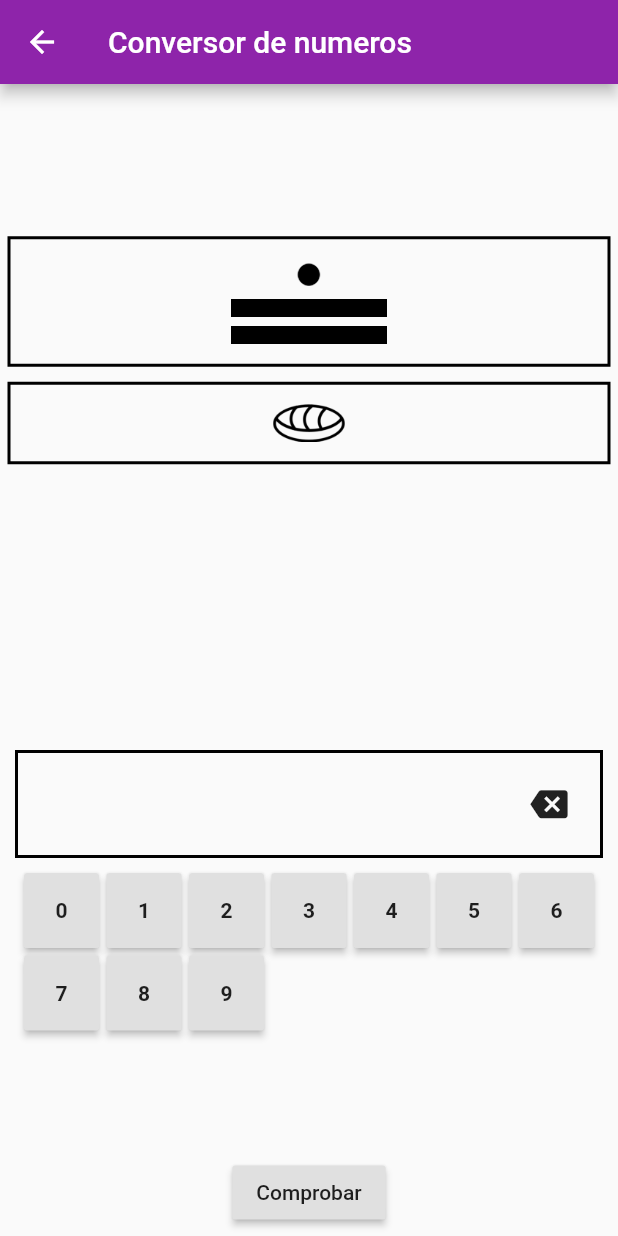
After one commit to Fiernando98/atinale_al_numero, a Flutter app: the PaginaJuego screen opened directly, after a tap on "Comprobar", on a phone screen of 412 x 824 dp. The commit adds this screen. Run offline on Flutter 3.47's test engine with Material 2 defaults, Android fonts, the phone set to English and light mode, and no system bars; missing offline and left inert: button3d.

```diff
--- /dev/null
+++ b/lib/luisflv/PaginaJuego.dart
@@ -0,0 +1,457 @@
+import 'dart:math';
+
+import 'package:flutter/cupertino.dart';
+import 'package:flutter/material.dart';
+import 'package:flutter/services.dart';
+
+class PaginaJuego extends StatefulWidget {
+  int numero;
+  bool esMaya;
+
+  PaginaJuego() {
+    numero = Random().nextInt(400);
+    esMaya = Random().nextBool();
+  }
+
+  @override
+  _PaginaJuegoState createState() => _PaginaJuegoState();
+}
+
+class _PaginaJuegoState extends State<PaginaJuego> {
+  List<int> respuestasArabigas = [];
+  int indiceMaya = 0;
+  List<List<int>> respuestasMayas = [[]];
+
+  Widget dialogoResultado(int resultado) {
+    return Center(
+      child: Material(
+        color: Colors.transparent,
+        child: Container(
+            margin: EdgeInsets.all(15.0),
+            padding: EdgeInsets.all(20.0),
+            decoration: ShapeDecoration(
+                color: resultado == widget.numero
+                    ? Colors.green[700]
+                    : Colors.red[500],
+                shape: RoundedRectangleBorder(
+                    borderRadius: BorderRadius.circular(20))),
+            child: Column(
+              mainAxisSize: MainAxisSize.min,
+              mainAxisAlignment: MainAxisAlignment.spaceEvenly,
+              children: <Widget>[
+                Container(
+                  margin: EdgeInsets.all(15),
+                  child: Text(
+                      "${resultado != widget.numero ? "$resultado / " : ""}${widget.numero}",
+                      style: TextStyle(
+                          color: Colors.white,
+                          fontStyle: FontStyle.italic,
+                          fontSize: 40)),
+                ),
+                Container(
+                  margin: EdgeInsets.only(bottom: 15),
+                  child: Text(
+                      "Respuesta ${resultado == widget.numero ? "Correcta" : "Incorrecta"}",
+                      style: TextStyle(
+                          color: Colors.white,
+                          fontStyle: FontStyle.italic,
+                          fontSize: 17)),
+                )
+              ],
+            )),
+      ),
+    );
+  }
+
+  @override
+  void initState() {
+    SystemChrome.setPreferredOrientations([DeviceOrientation.portraitUp]);
+    super.initState();
+  }
+
+  @override
+  void dispose() {
+    SystemChrome.setPreferredOrientations([
+      DeviceOrientation.portraitUp,
+      DeviceOrientation.landscapeLeft,
+      DeviceOrientation.landscapeRight
+    ]);
+    super.dispose();
+  }
+
+  Widget muestraNumerosMayas(List<List<int>> numerosMayas) {
+    List<Widget> widgetsList = [];
+    for (List<int> lista in numerosMayas) {
+      if (lista.isEmpty) return Container();
+      widgetsList.add(objetoNumerosMayas(lista));
+    }
+    return Column(
+      mainAxisAlignment: MainAxisAlignment.center,
+      children: widgetsList,
+    );
+  }
+
+  Widget objetoNumerosMayas(List<int> list) {
+    if (list.isEmpty) return Container();
+    List<Widget> lista = [];
+    if (list.contains(1)) {
+      List<Widget> rowsList = [];
+      list.where((element) => element == 1).toList().forEach((element) {
+        rowsList.add(Container(
+          margin: EdgeInsets.all(3),
+          child: Image.asset("assets/uno_maya.png",
+              height: 15, color: Colors.black),
+        ));
+      });
+      lista.add(Row(
+        mainAxisAlignment: MainAxisAlignment.center,
+        children: [
+          Container(
+            margin: EdgeInsets.all(3),
+            child: Row(
+              mainAxisSize: MainAxisSize.min,
+              children: rowsList,
+            ),
+          )
+        ],
+      ));
+    }
+    if (list.contains(5)) {
+      list.where((element) => element == 5).toList().forEach((element) {
+        lista.add(Row(
+          mainAxisAlignment: MainAxisAlignment.center,
+          children: [
+            Container(
+              margin: EdgeInsets.all(3),
+              child: Image.asset("assets/cinco_maya.png",
+                  height: 12, color: Colors.black),
+            )
+          ],
+        ));
+      });
+    }
+    if (list.contains(0)) {
+      lista.add(Row(
+        mainAxisAlignment: MainAxisAlignment.center,
+        children: [
+          Container(
+            margin: EdgeInsets.all(3),
+            child: Image.asset("assets/cero_maya.png",
+                height: 25, color: Colors.black),
+          )
+        ],
+      ));
+    }
+    return Container(
+      margin: EdgeInsets.all(5),
+      padding: EdgeInsets.all(10),
+      decoration:
+          BoxDecoration(border: Border.all(color: Colors.black, width: 2)),
+      child: Column(children: lista),
+    );
+  }
+
+  Widget _numeroSeleccionado() {
+    if (widget.esMaya) {
+      return Expanded(
+          flex: 2,
+          child: Center(
+            child: SingleChildScrollView(
+              child: muestraNumerosMayas(deArabigoAMaya(widget.numero)),
+            ),
+          ));
+    } else {
+      return Expanded(
+          flex: 1,
+          child: Center(
+            child: SingleChildScrollView(
+              child: Container(
+                margin: EdgeInsets.all(15),
+                child: Text(
+                  "${widget.numero}",
+                  style: TextStyle(fontSize: 50),
+                ),
+              ),
+            ),
+          ));
+    }
+  }
+
+  Widget imagenBoton(int numero) {
+    switch (numero) {
+      case 0:
+        return Image.asset("assets/cero_maya.png", color: Colors.black);
+      case 1:
+        return Image.asset("assets/uno_maya.png",
+            height: 25, color: Colors.black);
+      case 5:
+        return Image.asset("assets/cinco_maya.png", color: Colors.black);
+      default:
+        return Image.asset("assets/cero_maya.png", color: Colors.black);
+    }
+  }
+
+  Widget tecladoMaya() {
+    return Container(
+        margin: EdgeInsets.all(10),
+        child: Wrap(
+            spacing: 15,
+            runSpacing: 15,
+            children: [0, 1, 5].map((numero) {
+              return Container(
+                height: 80,
+                width: 80,
+                child: RaisedButton(
+                    onPressed: () {
+                      if (numero == 0 &&
+                          (respuestasMayas[indiceMaya].contains(0) ||
+                              respuestasMayas[indiceMaya].isNotEmpty)) return;
+                      Map map = Map<int, int>();
+                      if (numero == 1) {
+                        respuestasMayas[indiceMaya].forEach((x) =>
+                            map[x] = !map.containsKey(x) ? (1) : (map[x] + 1));
+                        if (map.containsKey(0) ||
+                            map.containsKey(1) && map[1] == 4) return;
+                      }
+                      if (numero == 5) {
+                        respuestasMayas[indiceMaya].forEach((x) =>
+                            map[x] = !map.containsKey(x) ? (1) : (map[x] + 1));
+                        if (map.containsKey(0) ||
+                            map.containsKey(5) && map[5] == 4) return;
+                      }
+                      setState(() {
+                        respuestasMayas[indiceMaya].add(numero);
+                      });
+                    },
+                    child: imagenBoton(numero)),
+              );
+            }).toList()));
+  }
+
+  Widget entradaMaya() {
+    return Container(
+      margin: EdgeInsets.only(bottom: 10),
+      child: Column(children: [
+        Column(
+          children: respuestasMayas.map((lista) {
+            return Row(
+              children: [
+                Expanded(
+                    child: Material(
+                  child: InkWell(
+                    child: Container(
+                      padding: EdgeInsets.all(20),
+                      decoration: BoxDecoration(
+                          border: Border.all(color: Colors.grey, width: 3),
+                          borderRadius: BorderRadius.circular(20),
+                          color: (respuestasMayas.indexOf(lista) == indiceMaya)
+                              ? Colors.grey
+                              : null),
+                      child: objetoNumerosMayas(lista),
+                    ),
+                    onTap: () {
+                      setState(() {
+                        indiceMaya = respuestasMayas.indexOf(lista);
+                      });
+                    },
+                  ),
+                  type: MaterialType.transparency,
+                )),
+                (respuestasMayas.indexOf(lista) == indiceMaya)
+                    ? IconButton(
+                        icon: Icon(Icons.backspace),
+                        onPressed: () {
+                          setState(() {
+                            lista.removeLast();
+                          });
+                        })
+                    : Container()
+              ],
+            );
+          }).toList()
+            ..insert(
+                0,
+                Row(
+                  mainAxisAlignment: MainAxisAlignment.center,
+                  children: [
+                    FloatingActionButton(
+                      onPressed: () {
+                        if (respuestasMayas.first.isNotEmpty) {
+                          setState(() {
+                            indiceMaya = 0;
+                            respuestasMayas.insert(0, []);
+                          });
+                        }
+                      },
+                      child: Icon(Icons.add),
+                    )
+                  ],
+                )),
+        ),
+        tecladoMaya()
+      ]),
+    );
+  }
+
+  Widget entradaArabiga() {
+    return Column(
+      children: [cuadroTextoArabiga(), tecladoArabigo()],
+    );
+  }
+
+  Widget cuadroTextoArabiga() {
+    return Container(
+      margin: EdgeInsets.all(10),
+      padding: EdgeInsets.all(10),
+      decoration:
+          BoxDecoration(border: Border.all(color: Colors.black, width: 2)),
+      child: Row(
+        children: [
+          Expanded(
+              child: Text(
+            "${respuestasArabigas.join()}",
+            style: TextStyle(
+                fontWeight: FontWeight.bold,
+                fontSize: 25,
+                fontStyle: FontStyle.italic),
+          )),
+          IconButton(
+              icon: Icon(Icons.backspace),
+              iconSize: 25,
+              onPressed: () {
+                setState(() {
+                  respuestasArabigas.removeLast();
+                });
+              })
+        ],
+      ),
+    );
+  }
+
+  Widget tecladoArabigo() {
+    return Container(
+      margin: EdgeInsets.symmetric(horizontal: 5),
+      child: Wrap(
+          spacing: 5,
+          runSpacing: 5,
+          children: [0, 1, 2, 3, 4, 5, 6, 7, 8, 9].map((numero) {
+            return Container(
+              height: 50,
+              width: 50,
+              child: RaisedButton(
+                  onPressed: () {
+                    setState(() {
+                      respuestasArabigas.add(numero);
+                    });
+                  },
+                  child: Text(
+                    "$numero",
+                    style: TextStyle(fontWeight: FontWeight.bold),
+                  )),
+            );
+          }).toList()),
+    );
+  }
+
+  Widget _entradaNumeros() {
+    return Expanded(
+        flex: 2,
+        child: Center(
+          child: SingleChildScrollView(
+            child: Container(
+              child: widget.esMaya ? entradaArabiga() : entradaMaya(),
+            ),
+          ),
+        ));
+  }
+
+  @override
+  Widget build(BuildContext context) {
+    return Scaffold(
+      appBar: AppBar(
+        title: Text("Conversor de numeros"),
+      ),
+      body: Column(
+        children: [
+          Expanded(
+              child: Column(
+            children: [_numeroSeleccionado(), _entradaNumeros()],
+          )),
+          Center(
+            child: Container(
+              margin: EdgeInsets.all(5),
+              child: RaisedButton(
+                child: Text("Comprobar"),
+                onPressed: comprobarNumero,
+              ),
+            ),
+          )
+        ],
+      ),
+    );
+  }
+
+  void comprobarNumero() async {
+    if (respuestasArabigas.isNotEmpty || validarRespuestaMaya()) {
+      int respuesta;
+      if (!widget.esMaya) {
+        respuesta = deMayaAArabigo(respuestasMayas);
+      } else {
+        respuesta = int.tryParse(respuestasArabigas.join()) ?? -1;
+      }
+      showGeneralDialog(
+        context: context,
+        pageBuilder: (BuildContext buildContext, Animation<double> animation,
+            Animation<double> secondaryAnimation) {
+          return dialogoResultado(respuesta);
+        },
+        barrierDismissible: true,
+        barrierLabel:
+            MaterialLocalizations.of(context).modalBarrierDismissLabel,
+        barrierColor: Colors.transparent,
+        transitionDuration: const Duration(milliseconds: 200),
+      ).whenComplete(() {
+        Navigator.of(context).pushReplacement(
+            MaterialPageRoute(builder: (context) => PaginaJuego()));
+      });
+    }
+  }
+
+  bool validarRespuestaMaya() {
+    for (List<int> lista in respuestasMayas) {
+      if (lista.isEmpty) return false;
+    }
+    return true;
+  }
+
+  int deMayaAArabigo(List<List<int>> listaCompleta) {
+    int numero = 0;
+    listaCompleta.reversed.toList().forEach((lista) {
+      lista.forEach((numeroLista) => numero += (numeroLista *
+          pow(20, listaCompleta.reversed.toList().indexOf(lista))));
+    });
+    return numero;
+  }
+
+  List<List<int>> deArabigoAMaya(int numero) {
+    List<List<int>> listResults = [];
+    int index = 0;
+    for (int multi in [400, 20, 1]) {
+      List<int> results = [];
+      for (int value in [5, 1]) {
+        if (numero ~/ (value * multi) >= 1) {
+          for (int i = 0; i < numero ~/ (value * multi).toInt(); i++) {
+            results.add(value);
+          }
+          numero = numero % (value * multi);
+        }
+      }
+      if (results.isEmpty && index > 0 && listResults[index - 1].isNotEmpty)
+        results.add(0);
+      listResults.add(results);
+      index++;
+    }
+    listResults.removeWhere((lista) => lista.isEmpty);
+    return listResults;
+  }
+}
--- a/lib/pages/main_menu.dart
+++ b/lib/pages/main_menu.dart
@@ -163,7 +163,7 @@ class _MainMenuState extends State<MainMenu> {
     List<Numbers> playsList = [];
     while (playsList.length != _count) {
       playsList.add(Numbers(
-          num: Random().nextInt(100000),
+          num: Random().nextInt(400),
           type: TypeNumber.values[Random().nextInt(2)]));
     }
     context.read<PlaysProvider>().makePlays(newList: playsList);
```
Also changed, not shown: lib/luisflv/Menu.dart (added, +29 -0 lines), lib/pages/play_page.dart (+21 -5 lines), lib/utilitys/bottomsheets/bottomsheet_result.dart (added, +43 -0 lines), lib/utilitys/languages.dart (+6 -2 lines), lib/utilitys/methods/public.dart (+0 -21 lines).
